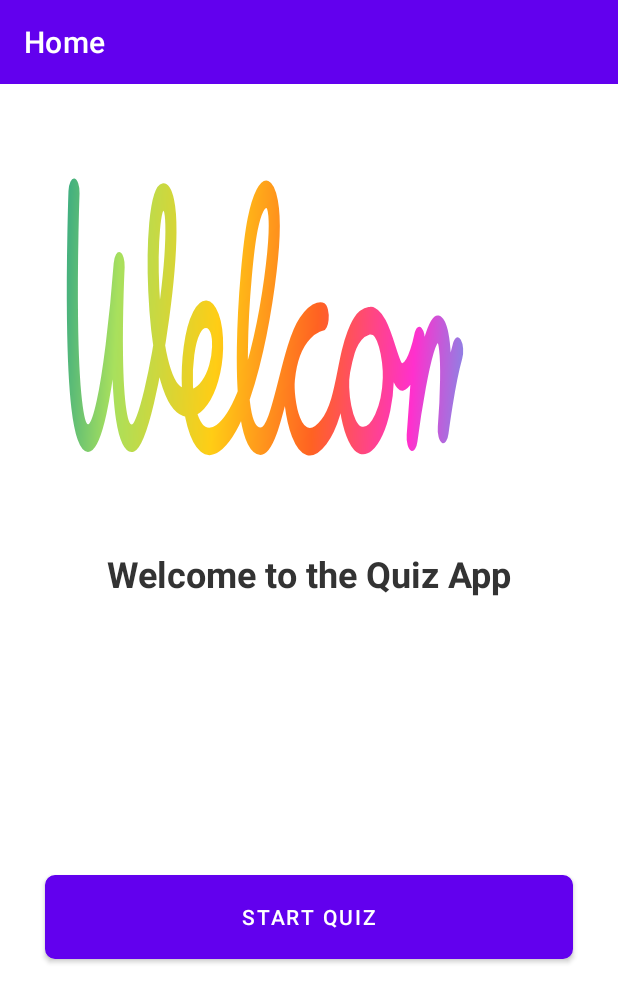
After one commit to sujan-lama/MAD-Assignments, an Android app: the HomeFragment screen opened through its navigation route, on a phone screen of 412 x 824 dp. The commit adds this screen. Shown: the top 1003 px of the screen. Run offline under Robolectric (Android 15) with nearby library versions, the phone set to English and light mode, and no system bars; our stand-ins replace Dagger/Hilt's generated code, navigation-ui.

Commit message:
* home page and screenshot updated

```diff
--- a/app/src/main/java/com/miu/mdp/data/repository/QuizRepositoryImpl.kt
+++ b/app/src/main/java/com/miu/mdp/data/repository/QuizRepositoryImpl.kt
@@ -1,5 +1,7 @@
 package com.miu.mdp.data.repository
+
 import com.miu.mdp.data.local.dao.QuizDAO
+import com.miu.mdp.data.local.mock.defaultQuizQuestions
 import com.miu.mdp.data.mapper.toEntity
 import com.miu.mdp.data.mapper.toQuiz
 import com.miu.mdp.domain.model.Quiz
@@ -14,6 +16,9 @@ class QuizRepositoryImpl @Inject constructor(
     }
 
     override suspend fun getQuizList(): List<Quiz> {
+        if (quizDAO.getQuizList().isEmpty()) {
+            quizDAO.insert(defaultQuizQuestions())
+        }
         return quizDAO.getQuizList().map { it.toQuiz() }
     }
 
--- a/app/src/main/java/com/miu/mdp/di/AppModule.kt
+++ b/app/src/main/java/com/miu/mdp/di/AppModule.kt
@@ -24,7 +24,7 @@ object AppModule {
             AppDatabase::class.java,
             AppDatabase.DATABASE_NAME
         )
-            .createFromAsset("database/quiz.db")
+//            .createFromAsset("database/quiz.db")
         builder.setQueryCallback(object : RoomDatabase.QueryCallback {
             override fun onQuery(sqlQuery: String, bindArgs: List<Any?>) {
                 println("SQL Query: $sqlQuery SQL Args: $bindArgs")
--- a/app/src/main/java/com/miu/mdp/ui/MainActivity.kt
+++ b/app/src/main/java/com/miu/mdp/ui/MainActivity.kt
@@ -5,6 +5,7 @@ import android.view.Menu
 import android.view.MenuItem
 import androidx.activity.viewModels
 import androidx.appcompat.app.AppCompatActivity
+import androidx.core.splashscreen.SplashScreen.Companion.installSplashScreen
 import androidx.navigation.NavController
 import androidx.navigation.findNavController
 import androidx.navigation.fragment.findNavController
@@ -14,7 +15,6 @@ import com.miu.mdp.R
 import com.miu.mdp.databinding.ActivityMainBinding
 import com.miu.mdp.ui.quiz.QuizViewModel
 import dagger.hilt.android.AndroidEntryPoint
-import androidx.core.splashscreen.SplashScreen.Companion.installSplashScreen
 
 @AndroidEntryPoint
 class MainActivity : AppCompatActivity() {
@@ -42,6 +42,11 @@ class MainActivity : AppCompatActivity() {
                     supportActionBar?.hide()
                     binding.toolbar.title = "QUIZ APP"
                 }
+                R.id.homeFragment -> {
+                    supportActionBar?.show()
+                    binding.toolbar.title = "Home"
+                }
+
                 R.id.quizFragment -> {
                     //show menu
                     supportActionBar?.show()
@@ -59,16 +64,16 @@ class MainActivity : AppCompatActivity() {
                     binding.toolbar.title = ""
                 }
             }
-            supportActionBar?.setDisplayHomeAsUpEnabled(destination.id == R.id.resultAnalysisFragment)
+            supportActionBar?.setDisplayHomeAsUpEnabled(destination.id == R.id.quizFragment || destination.id == R.id.resultAnalysisFragment)
         }
     }
 
     override fun onCreateOptionsMenu(menu: Menu?): Boolean {
         menuInflater.inflate(R.menu.main_menu, menu)
         menu?.findItem(R.id.action_restart)?.isVisible =
-            quizViewModel.currentQuestionNumber < quizViewModel.totalQuestionToAnswer
+            navController.currentDestination?.id == R.id.quizFragment
         menu?.findItem(R.id.action_onboarding)?.isVisible =
-            quizViewModel.currentQuestionNumber < quizViewModel.totalQuestionToAnswer
+            navController.currentDestination?.id == R.id.homeFragment
         return true
     }
 
@@ -81,7 +86,6 @@ class MainActivity : AppCompatActivity() {
             }
 
             R.id.action_onboarding -> {
-                quizViewModel.resetQuiz()
                 navController.navigate(R.id.action_global_onboardingFragment)
             }
         }
@@ -89,6 +93,9 @@ class MainActivity : AppCompatActivity() {
     }
 
     override fun onSupportNavigateUp(): Boolean {
+        if (navController.currentDestination?.id == R.id.quizFragment) {
+            quizViewModel.resetQuiz()
+        }
         return findNavController(R.id.nav_host_fragment).navigateUp() || super.onSupportNavigateUp()
     }
 
--- /dev/null
+++ b/app/src/main/java/com/miu/mdp/ui/home/HomeFragment.kt
@@ -0,0 +1,44 @@
+package com.miu.mdp.ui.home
+
+import android.os.Bundle
+import android.view.LayoutInflater
+import android.view.View
+import android.view.ViewGroup
+import androidx.fragment.app.Fragment
+import androidx.navigation.fragment.findNavController
+import com.miu.mdp.databinding.FragmentHomeBinding
+
+
+/**
+ * A simple [Fragment] subclass.
+ * Use the [HomeFragment.newInstance] factory method to
+ * create an instance of this fragment.
+ */
+class HomeFragment : Fragment() {
+
+    private var _binding: FragmentHomeBinding? = null
+    private val binding get() = _binding!!
+
+
+    override fun onCreateView(
+        inflater: LayoutInflater, container: ViewGroup?,
+        savedInstanceState: Bundle?
+    ): View {
+        _binding = FragmentHomeBinding.inflate(inflater, container, false)
+        return binding.root
+    }
+
+    override fun onViewCreated(view: View, savedInstanceState: Bundle?) {
+        super.onViewCreated(view, savedInstanceState)
+        binding.btnStart.setOnClickListener {
+            val directions = HomeFragmentDirections.actionHomeFragmentToQuizFragment()
+            findNavController().navigate(directions)
+        }
+    }
+
+    override fun onDestroyView() {
+        super.onDestroyView()
+        _binding = null
+    }
+
+}
--- a/app/src/main/java/com/miu/mdp/ui/onboarding/OnboardingFragment.kt
+++ b/app/src/main/java/com/miu/mdp/ui/onboarding/OnboardingFragment.kt
@@ -68,7 +68,7 @@ class OnboardingFragment : Fragment() {
         // go to next page
         viewModel.saveOnboardingDone(true)
         val directions =
-            OnboardingFragmentDirections.actionOnboardingFragmentToQuizFragment()
+            OnboardingFragmentDirections.actionOnboardingFragmentToHomeFragment()
         findNavController().navigate(directions)
     }
 
--- a/app/src/main/java/com/miu/mdp/ui/splash/SplashFragment.kt
+++ b/app/src/main/java/com/miu/mdp/ui/splash/SplashFragment.kt
@@ -50,7 +50,7 @@ class SplashFragment : Fragment() {
                         // wait 2 seconds
                         delay(2000)
                         val directions =
-                            SplashFragmentDirections.actionSplashFragmentToQuizFragment()
+                            SplashFragmentDirections.actionSplashFragmentToHomeFragment()
                         findNavController().navigate(directions)
                     }
 
--- /dev/null
+++ b/app/src/main/res/drawable/button_background.xml
@@ -0,0 +1,13 @@
+<?xml version="1.0" encoding="utf-8"?>
+<shape xmlns:android="http://schemas.android.com/apk/res/android"
+    android:shape="rectangle">
+    <stroke
+        android:width="1dp"
+        android:color="#FF404040" />
+    <corners android:radius="6dp" />
+    <gradient
+        android:angle="90"
+        android:centerColor="@color/purple_500"
+        android:endColor="@color/purple_700"
+        android:startColor="@color/purple_500" />
+</shape>
--- /dev/null
+++ b/app/src/main/res/layout/fragment_home.xml
@@ -0,0 +1,48 @@
+<?xml version="1.0" encoding="utf-8"?>
+<androidx.constraintlayout.widget.ConstraintLayout xmlns:android="http://schemas.android.com/apk/res/android"
+    xmlns:app="http://schemas.android.com/apk/res-auto"
+    xmlns:tools="http://schemas.android.com/tools"
+    android:layout_width="match_parent"
+    android:layout_height="match_parent"
+    tools:context=".ui.home.HomeFragment">
+
+    <com.airbnb.lottie.LottieAnimationView
+        android:id="@+id/image_welcome"
+        android:layout_width="0dp"
+        android:layout_height="250dp"
+        android:layout_margin="30dp"
+        android:scaleType="fitXY"
+        app:layout_constraintEnd_toEndOf="parent"
+        app:layout_constraintStart_toStartOf="parent"
+        app:layout_constraintTop_toTopOf="parent"
+        app:lottie_autoPlay="true"
+        app:lottie_loop="true"
+        app:lottie_rawRes="@raw/welcome" />
+
+    <androidx.appcompat.widget.AppCompatTextView
+        android:id="@+id/text_welcome_title"
+        android:layout_width="match_parent"
+        android:layout_height="wrap_content"
+        android:layout_margin="30dp"
+        android:gravity="center"
+        android:text="Welcome to the Quiz App"
+        android:textColor="#333333"
+        android:textSize="24sp"
+        android:textStyle="bold"
+        app:layout_constraintStart_toStartOf="parent"
+        app:layout_constraintTop_toBottomOf="@id/image_welcome" />
+
+    <Button
+        android:id="@+id/btn_start"
+        android:layout_width="0dp"
+        android:layout_height="56dp"
+        android:layout_margin="30dp"
+        android:background="@drawable/button_background"
+        android:text="Start Quiz"
+        app:layout_constraintBottom_toBottomOf="parent"
+        app:layout_constraintEnd_toEndOf="parent"
+        app:layout_constraintStart_toStartOf="parent"
+        app:layout_constraintTop_toBottomOf="@+id/text_welcome_title" />
+
+
+</androidx.constraintlayout.widget.ConstraintLayout>
--- a/app/src/main/res/navigation/nav_graph.xml
+++ b/app/src/main/res/navigation/nav_graph.xml
@@ -35,7 +35,7 @@
             app:popUpToInclusive="true" />
         <action
             android:id="@+id/action_resultFragment_to_resultAnalysisFragment"
-            app:destination="@id/resultAnalysisFragment"/>
+            app:destination="@id/resultAnalysisFragment" />
     </fragment>
     <fragment
         android:id="@+id/onboardingFragment"
@@ -43,9 +43,9 @@
         android:label="fragment_onboarding"
         tools:layout="@layout/fragment_onboarding">
         <action
-            android:id="@+id/action_onboardingFragment_to_quizFragment"
-            app:destination="@id/quizFragment"
-            app:popUpTo="@id/onboardingFragment"
+            android:id="@+id/action_onboardingFragment_to_homeFragment"
+            app:destination="@id/homeFragment"
+            app:popUpTo="@id/splashFragment"
             app:popUpToInclusive="true" />
     </fragment>
 
@@ -63,9 +63,18 @@
             app:popUpTo="@id/splashFragment"
             app:popUpToInclusive="true" />
         <action
-            android:id="@+id/action_splashFragment_to_quizFragment"
-            app:destination="@id/quizFragment"
+            android:id="@+id/action_splashFragment_to_homeFragment"
+            app:destination="@id/homeFragment"
             app:popUpTo="@id/splashFragment"
             app:popUpToInclusive="true" />
     </fragment>
+    <fragment
+        android:id="@+id/homeFragment"
+        android:name="com.miu.mdp.ui.home.HomeFragment"
+        android:label="fragment_home"
+        tools:layout="@layout/fragment_home">
+        <action
+            android:id="@+id/action_homeFragment_to_quizFragment"
+            app:destination="@id/quizFragment" />
+    </fragment>
 </navigation>
```
Also changed, not shown: app/src/main/java/com/miu/mdp/data/local/mock/MockData.kt (+9 -9 lines), app/src/main/res/raw/welcome.json (added, +1 -0 lines), app/src/main/res/layout/fragment_quiz.xml (line endings or trailing spaces), 8 other files.
